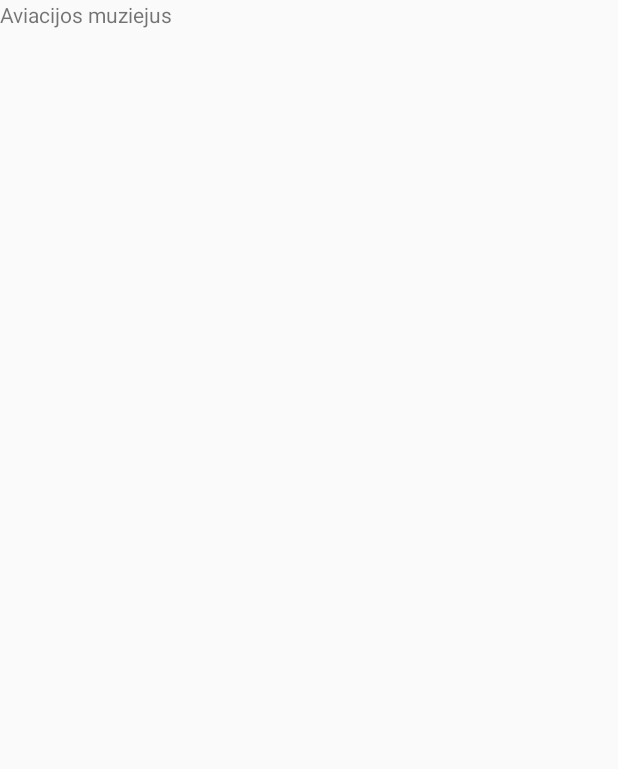
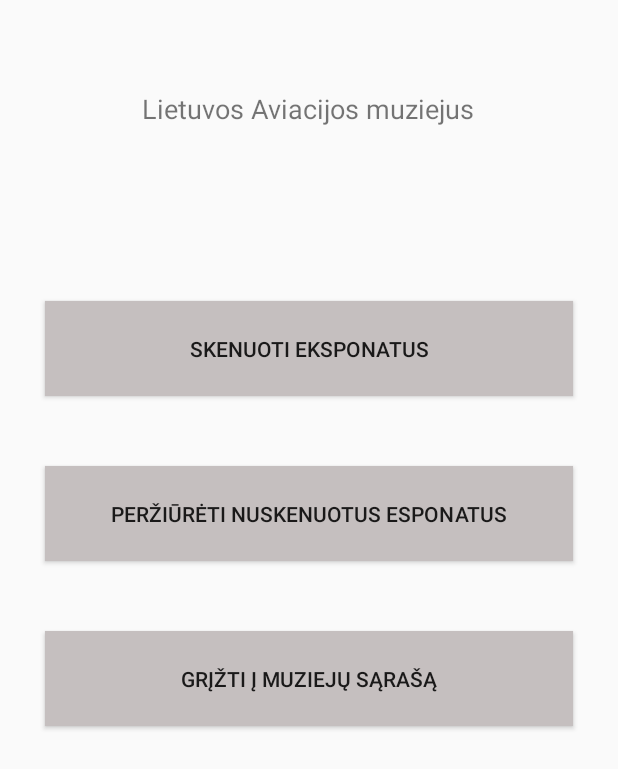
Before and after one commit to RutaOrd/Mobilioji-aplikacija, an Android app: the Museum1 screen opened directly, with no data from a screen before it, on a phone screen of 412 x 824 dp. Before the commit the part shown is almost empty. Shown: the top 769 px of the screen. Run offline under Robolectric (Android 15) with nearby library versions, the phone set to English and light mode, and no system bars.

Commit message:
atnaujinta gui

```diff
--- a/app/src/main/AndroidManifest.xml
+++ b/app/src/main/AndroidManifest.xml
@@ -11,6 +11,12 @@
         android:roundIcon="@mipmap/ic_launcher_round"
         android:supportsRtl="true"
         android:theme="@style/Theme.MyApplication">
+        <activity
+            android:name=".ExhibitScan"
+            android:exported="false" />
+        <activity
+            android:name=".ExhibitsList"
+            android:exported="false" />
         <activity
             android:name=".Museum1"
             android:exported="false" />
--- a/app/src/main/java/com/example/myapplication/MainPage.java
+++ b/app/src/main/java/com/example/myapplication/MainPage.java
@@ -20,6 +20,7 @@ public class MainPage extends AppCompatActivity {
         button = (Button) findViewById(R.id.button);
 
         username = findViewById(R.id.username);
+
         button.setOnClickListener(new View.OnClickListener() {
             @Override
             public void onClick(View view) {
@@ -31,7 +32,7 @@ public class MainPage extends AppCompatActivity {
 
         if(intent.getExtras() != null){
             String passedUsername = intent.getStringExtra("data");
-            username.setText("Sveiki "+passedUsername);
+            username.setText("Sveiki, "+passedUsername);
         }
 
     }
--- a/app/src/main/java/com/example/myapplication/Museum1.java
+++ b/app/src/main/java/com/example/myapplication/Museum1.java
@@ -2,14 +2,58 @@ package com.example.myapplication;
 
 import androidx.appcompat.app.AppCompatActivity;
 
+import android.content.Intent;
 import android.os.Bundle;
+import android.view.View;
+import android.widget.Button;
 
 public class Museum1 extends AppCompatActivity {
+
+    private Button button1;
+    private Button button2;
+    private Button button3;
 
     @Override
     protected void onCreate(Bundle savedInstanceState) {
         super.onCreate(savedInstanceState);
         setContentView(R.layout.activity_museum1);
+        button1 = (Button) findViewById(R.id.button5);
+        button2 = (Button) findViewById(R.id.button3);
+        button3 = (Button) findViewById(R.id.button6);
+
+        button1.setOnClickListener(new View.OnClickListener() {
+            @Override
+            public void onClick(View view) {
+                openExhbitsList();
+            }
+
+        });
+        button2.setOnClickListener(new View.OnClickListener() {
+            @Override
+            public void onClick(View view) {
+                openExhbitScan();
+            }
+
+        });
+        button3.setOnClickListener(new View.OnClickListener() {
+            @Override
+            public void onClick(View view) {
+                openMainPage();
+            }
+
+        });
+    }
+    public void  openExhbitsList(){
+        Intent intent2 = new Intent(this, ExhibitsList.class );
+        startActivity(intent2);
+    }
+    public void  openExhbitScan(){
+        Intent intent3 = new Intent(this, ExhibitScan.class );
+        startActivity(intent3);
+    }
+    public void  openMainPage(){
+        Intent intent4 = new Intent(this, MainPage.class );
+        startActivity(intent4);
     }
 
 }
--- a/app/src/main/res/layout/activity_museum1.xml
+++ b/app/src/main/res/layout/activity_museum1.xml
@@ -1,16 +1,64 @@
 <?xml version="1.0" encoding="utf-8"?>
-<androidx.constraintlayout.widget.ConstraintLayout xmlns:android="http://schemas.android.com/apk/res/android"
+<RelativeLayout xmlns:android="http://schemas.android.com/apk/res/android"
     xmlns:app="http://schemas.android.com/apk/res-auto"
     xmlns:tools="http://schemas.android.com/tools"
     android:layout_width="match_parent"
     android:layout_height="match_parent"
     tools:context=".Museum1">
 
+
     <TextView
-        android:id="@+id/textView3"
+        android:id="@+id/textView4"
         android:layout_width="wrap_content"
         android:layout_height="wrap_content"
-        android:text="Aviacijos muziejus"
-        tools:layout_editor_absoluteX="138dp"
-        tools:layout_editor_absoluteY="100dp" />
-</androidx.constraintlayout.widget.ConstraintLayout>
+        android:layout_centerHorizontal="true"
+        android:layout_marginLeft="130dp"
+        android:layout_marginTop="60dp"
+        android:text="Lietuvos Aviacijos muziejus"
+        android:textSize="18sp"
+   />
+
+    <Button
+        android:id="@+id/button3"
+        android:layout_width="356dp"
+        android:layout_height="63dp"
+        android:layout_alignParentRight="true"
+        android:layout_alignParentBottom="true"
+        android:layout_marginLeft="30dp"
+        android:layout_marginTop="10dp"
+        android:layout_marginRight="30dp"
+        android:layout_marginBottom="560dp"
+        android:background="#C5BFBF"
+        android:text="Skenuoti eksponatus"
+
+        />
+
+    <Button
+        android:id="@+id/button5"
+        android:layout_width="356dp"
+        android:layout_height="63dp"
+        android:layout_alignParentRight="true"
+        android:layout_alignParentBottom="true"
+        android:layout_marginLeft="30dp"
+        android:layout_marginTop="10dp"
+        android:layout_marginRight="30dp"
+        android:layout_marginBottom="450dp"
+        android:background="#C5BFBF"
+        android:text="Peržiūrėti nuskenuotus esponatus"
+    />
+
+    <Button
+        android:id="@+id/button6"
+        android:layout_width="356dp"
+        android:layout_height="63dp"
+        android:layout_alignParentRight="true"
+        android:layout_alignParentBottom="true"
+        android:layout_marginLeft="30dp"
+        android:layout_marginTop="10dp"
+        android:layout_marginRight="30dp"
+        android:layout_marginBottom="340dp"
+        android:background="#C5BFBF"
+        android:text="Grįžti į muziejų sąrašą"
+         />
+
+</RelativeLayout>
```
Also changed, not shown: app/src/main/java/com/example/myapplication/ExhibitScan.java (added, +14 -0 lines), app/src/main/java/com/example/myapplication/ExhibitsList.java (added, +14 -0 lines), app/src/main/res/layout/activity_exhibit_scan.xml (added, +30 -0 lines), app/src/main/res/layout/activity_exhibits_list.xml (added, +28 -0 lines), app/src/main/res/layout/activity_mainpage.xml (+11 -0 lines).
